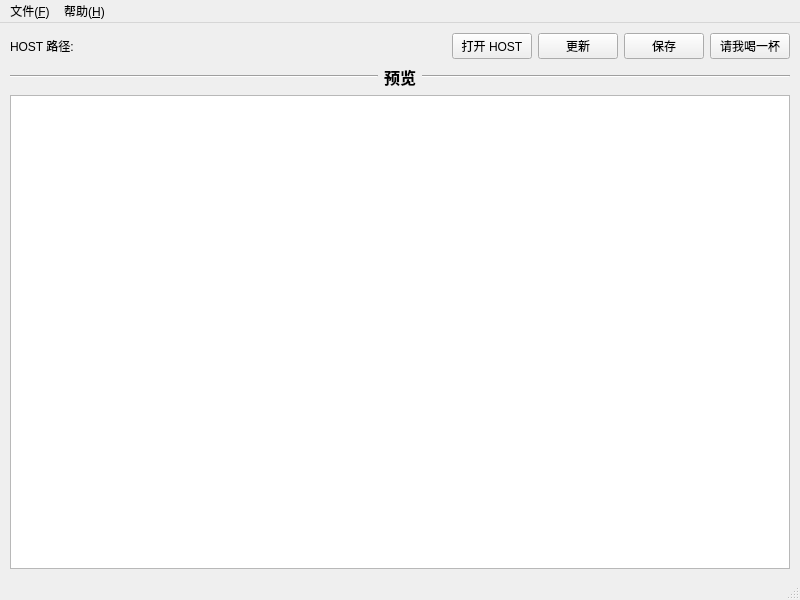
Old version of the form window_app.ui in the repository susan0909/GitHubHOST.
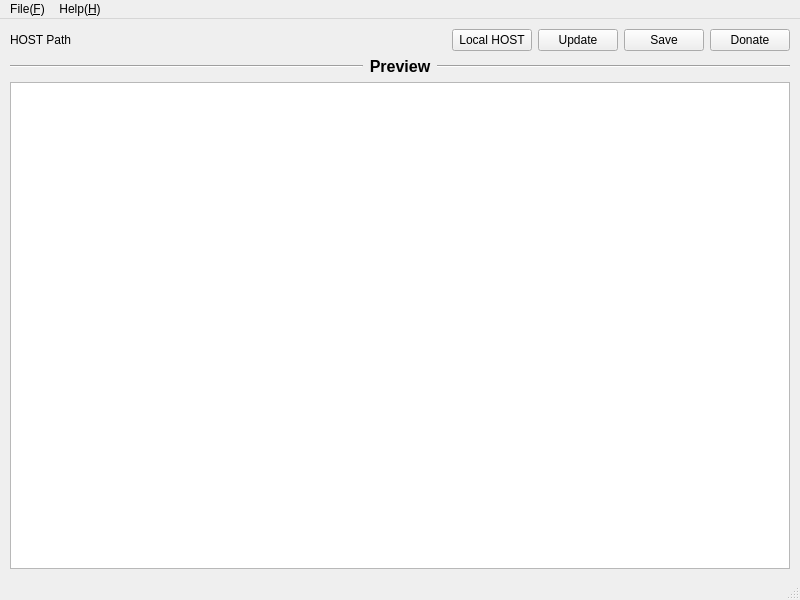
New version of the form. Icons and pictures are not drawn.

```diff
--- a/window_app.ui
+++ b/window_app.ui
@@ -42,7 +42,7 @@
       <item>
        <widget class="QLabel" name="labelPath">
         <property name="text">
-         <string>HOST 路径:</string>
+         <string>HOST Path</string>
         </property>
        </widget>
       </item>
@@ -59,28 +59,28 @@
       <item>
        <widget class="QPushButton" name="btnOpen">
         <property name="text">
-         <string>打开 HOST</string>
+         <string>Local HOST</string>
         </property>
        </widget>
       </item>
       <item>
        <widget class="QPushButton" name="btnUpdate">
         <property name="text">
-         <string>更新</string>
+         <string>Update</string>
         </property>
        </widget>
       </item>
       <item>
        <widget class="QPushButton" name="btnSave">
         <property name="text">
-         <string>保存</string>
+         <string>Save</string>
         </property>
        </widget>
       </item>
       <item>
        <widget class="QPushButton" name="btnDonate">
         <property name="text">
-         <string>请我喝一杯</string>
+         <string>Donate</string>
         </property>
        </widget>
       </item>
@@ -119,7 +119,7 @@
            </font>
           </property>
           <property name="text">
-           <string>预览</string>
+           <string>Preview</string>
           </property>
           <property name="alignment">
            <set>Qt::AlignCenter</set>
@@ -148,18 +148,18 @@
      <x>0</x>
      <y>0</y>
      <width>800</width>
-     <height>22</height>
+     <height>24</height>
     </rect>
    </property>
    <widget class="QMenu" name="menuFile">
     <property name="title">
-     <string>文件(&amp;F)</string>
+     <string>File(&amp;F)</string>
     </property>
     <addaction name="actionExit"/>
    </widget>
    <widget class="QMenu" name="menuHelp">
     <property name="title">
-     <string>帮助(&amp;H)</string>
+     <string>Help(&amp;H)</string>
     </property>
     <addaction name="actionOnlineManual"/>
     <addaction name="separator"/>
```
Left out of the diff: 24 changed lines with no effect on the pictures.
